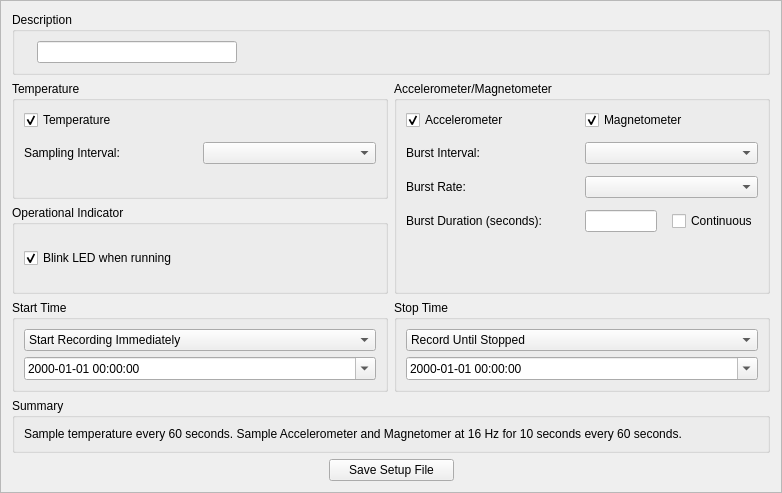
Above: gui/designer_files/setup.ui from LowellInstruments/Domino before the change. Below: the same form after it.
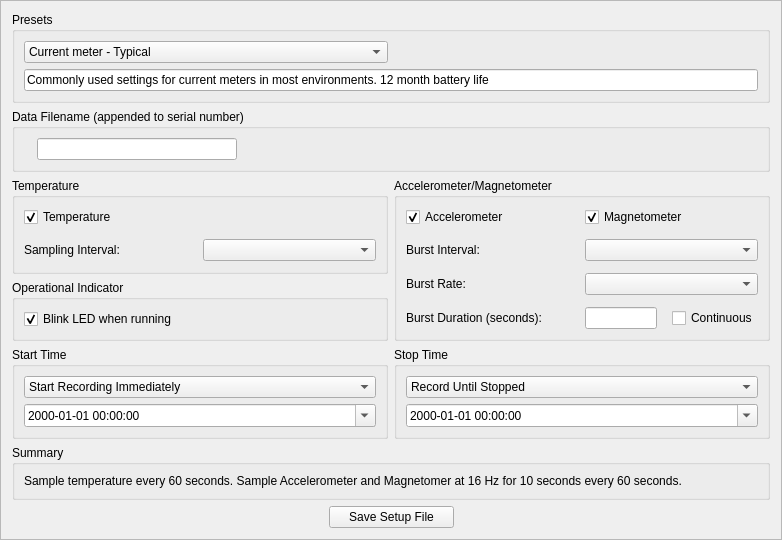
That is the form after the change. Icons and pictures are not drawn.

Commit message: start adding presets to setup screen

```diff
--- a/gui/designer_files/setup.ui
+++ b/gui/designer_files/setup.ui
@@ -7,7 +7,7 @@
     <x>0</x>
     <y>0</y>
     <width>782</width>
-    <height>493</height>
+    <height>512</height>
    </rect>
   </property>
   <property name="windowTitle">
@@ -19,102 +19,19 @@
   <property name="frameShadow">
    <enum>QFrame::Raised</enum>
   </property>
-  <layout class="QGridLayout" name="gridLayout" rowstretch="2,4,3,2,1,0">
-   <item row="0" column="0" colspan="2">
-    <widget class="QGroupBox" name="groupBox_6">
+  <layout class="QGridLayout" name="gridLayout">
+   <item row="5" column="0" colspan="2">
+    <widget class="QGroupBox" name="groupBox_5">
      <property name="title">
-      <string>Description</string>
+      <string>Summary</string>
      </property>
-     <layout class="QHBoxLayout" name="horizontalLayout">
-      <item>
-       <widget class="QLabel" name="label_12">
+     <layout class="QGridLayout" name="gridLayout_8">
+      <item row="0" column="0">
+       <widget class="QLabel" name="label_description">
         <property name="text">
-         <string/>
+         <string>Sample temperature every 60 seconds. Sample Accelerometer and Magnetomer at 16 Hz for 10 seconds every 60 seconds. </string>
         </property>
-       </widget>
-      </item>
-      <item>
-       <widget class="QLineEdit" name="lineEdit_file_name">
-        <property name="sizePolicy">
-         <sizepolicy hsizetype="Fixed" vsizetype="Fixed">
-          <horstretch>0</horstretch>
-          <verstretch>0</verstretch>
-         </sizepolicy>
-        </property>
-        <property name="minimumSize">
-         <size>
-          <width>200</width>
-          <height>0</height>
-         </size>
-        </property>
-        <property name="maximumSize">
-         <size>
-          <width>200</width>
-          <height>16777215</height>
-         </size>
-        </property>
-        <property name="toolTip">
-         <string>Allowable characters: Upper/lower case letters, digits, space, hyphen, underscore</string>
-        </property>
-       </widget>
-      </item>
-      <item>
-       <spacer name="horizontalSpacer">
-        <property name="orientation">
-         <enum>Qt::Horizontal</enum>
-        </property>
-        <property name="sizeHint" stdset="0">
-         <size>
-          <width>40</width>
-          <height>20</height>
-         </size>
-        </property>
-       </spacer>
-      </item>
-     </layout>
-    </widget>
-   </item>
-   <item row="1" column="0">
-    <widget class="QGroupBox" name="groupBox">
-     <property name="title">
-      <string>Temperature</string>
-     </property>
-     <layout class="QGridLayout" name="gridLayout_4" columnstretch="1,1">
-      <property name="verticalSpacing">
-       <number>12</number>
-      </property>
-      <item row="1" column="1">
-       <widget class="QComboBox" name="comboBox_temp_interval"/>
-      </item>
-      <item row="1" column="0">
-       <widget class="QLabel" name="label_5">
-        <property name="text">
-         <string>Sampling Interval:</string>
-        </property>
-        <property name="buddy">
-         <cstring>comboBox_temp_interval</cstring>
-        </property>
-       </widget>
-      </item>
-      <item row="2" column="0">
-       <spacer name="verticalSpacer">
-        <property name="orientation">
-         <enum>Qt::Vertical</enum>
-        </property>
-        <property name="sizeHint" stdset="0">
-         <size>
-          <width>20</width>
-          <height>40</height>
-         </size>
-        </property>
-       </spacer>
-      </item>
-      <item row="0" column="0" colspan="2">
-       <widget class="QCheckBox" name="checkBox_temperature">
-        <property name="text">
-         <string>Temperature</string>
-        </property>
-        <property name="checked">
+        <property name="wordWrap">
          <bool>true</bool>
         </property>
        </widget>
@@ -122,7 +39,7 @@
      </layout>
     </widget>
    </item>
-   <item row="3" column="0">
+   <item row="4" column="0">
     <widget class="QGroupBox" name="groupBox_3">
      <property name="title">
       <string>Start Time</string>
@@ -158,43 +75,7 @@
      </layout>
     </widget>
    </item>
-   <item row="3" column="1">
-    <widget class="QGroupBox" name="groupBox_4">
-     <property name="title">
-      <string>Stop Time</string>
-     </property>
-     <layout class="QGridLayout" name="gridLayout_7">
-      <item row="0" column="0">
-       <widget class="QComboBox" name="comboBox_end_time">
-        <item>
-         <property name="text">
-          <string>Record Until Stopped</string>
-         </property>
-        </item>
-        <item>
-         <property name="text">
-          <string>Stop at Time (year-month-day hours:minutes:seconds)</string>
-         </property>
-        </item>
-       </widget>
-      </item>
-      <item row="1" column="0">
-       <widget class="QDateTimeEdit" name="dateTimeEdit_end_time">
-        <property name="enabled">
-         <bool>true</bool>
-        </property>
-        <property name="displayFormat">
-         <string>yyyy-MM-dd HH:mm:ss</string>
-        </property>
-        <property name="calendarPopup">
-         <bool>true</bool>
-        </property>
-       </widget>
-      </item>
-     </layout>
-    </widget>
-   </item>
-   <item row="5" column="0" colspan="2">
+   <item row="6" column="0" colspan="2">
     <layout class="QHBoxLayout" name="horizontalLayout_2">
      <item>
       <spacer name="horizontalSpacer_2">
@@ -237,45 +118,7 @@
      </item>
     </layout>
    </item>
-   <item row="4" column="0" colspan="2">
-    <widget class="QGroupBox" name="groupBox_5">
-     <property name="title">
-      <string>Summary</string>
-     </property>
-     <layout class="QGridLayout" name="gridLayout_8">
-      <item row="0" column="0">
-       <widget class="QLabel" name="label_description">
-        <property name="text">
-         <string>Sample temperature every 60 seconds. Sample Accelerometer and Magnetomer at 16 Hz for 10 seconds every 60 seconds. </string>
-        </property>
-        <property name="wordWrap">
-         <bool>true</bool>
-        </property>
-       </widget>
-      </item>
-     </layout>
-    </widget>
-   </item>
-   <item row="2" column="0">
-    <widget class="QGroupBox" name="groupBox_7">
-     <property name="title">
-      <string>Operational Indicator</string>
-     </property>
-     <layout class="QVBoxLayout" name="verticalLayout">
-      <item>
-       <widget class="QCheckBox" name="checkBox_led">
-        <property name="text">
-         <string>Blink LED when running</string>
-        </property>
-        <property name="checked">
-         <bool>true</bool>
-        </property>
-       </widget>
-      </item>
-     </layout>
-    </widget>
-   </item>
-   <item row="1" column="1" rowspan="2">
+   <item row="2" column="1" rowspan="2">
     <widget class="QGroupBox" name="groupBox_2">
      <property name="title">
       <string>Accelerometer/Magnetometer</string>
@@ -374,6 +217,308 @@
      </layout>
     </widget>
    </item>
+   <item row="4" column="1">
+    <widget class="QGroupBox" name="groupBox_4">
+     <property name="title">
+      <string>Stop Time</string>
+     </property>
+     <layout class="QGridLayout" name="gridLayout_7">
+      <item row="0" column="0">
+       <widget class="QComboBox" name="comboBox_end_time">
+        <item>
+         <property name="text">
+          <string>Record Until Stopped</string>
+         </property>
+        </item>
+        <item>
+         <property name="text">
+          <string>Stop at Time (year-month-day hours:minutes:seconds)</string>
+         </property>
+        </item>
+       </widget>
+      </item>
+      <item row="1" column="0">
+       <widget class="QDateTimeEdit" name="dateTimeEdit_end_time">
+        <property name="enabled">
+         <bool>true</bool>
+        </property>
+        <property name="displayFormat">
+         <string>yyyy-MM-dd HH:mm:ss</string>
+        </property>
+        <property name="calendarPopup">
+         <bool>true</bool>
+        </property>
+       </widget>
+      </item>
+     </layout>
+    </widget>
+   </item>
+   <item row="3" column="0">
+    <widget class="QGroupBox" name="groupBox_7">
+     <property name="title">
+      <string>Operational Indicator</string>
+     </property>
+     <layout class="QVBoxLayout" name="verticalLayout">
+      <item>
+       <widget class="QCheckBox" name="checkBox_led">
+        <property name="text">
+         <string>Blink LED when running</string>
+        </property>
+        <property name="checked">
+         <bool>true</bool>
+        </property>
+       </widget>
+      </item>
+     </layout>
+    </widget>
+   </item>
+   <item row="1" column="0" colspan="2">
+    <widget class="QGroupBox" name="groupBox_6">
+     <property name="title">
+      <string>Data Filename (appended to serial number)</string>
+     </property>
+     <layout class="QHBoxLayout" name="horizontalLayout">
+      <item>
+       <widget class="QLabel" name="label_12">
+        <property name="text">
+         <string/>
+        </property>
+       </widget>
+      </item>
+      <item>
+       <widget class="QLineEdit" name="lineEdit_file_name">
+        <property name="sizePolicy">
+         <sizepolicy hsizetype="Fixed" vsizetype="Fixed">
+          <horstretch>0</horstretch>
+          <verstretch>0</verstretch>
+         </sizepolicy>
+        </property>
+        <property name="minimumSize">
+         <size>
+          <width>200</width>
+          <height>0</height>
+         </size>
+        </property>
+        <property name="maximumSize">
+         <size>
+          <width>200</width>
+          <height>16777215</height>
+         </size>
+        </property>
+        <property name="toolTip">
+         <string>Allowable characters: Upper/lower case letters, digits, space, hyphen, underscore</string>
+        </property>
+       </widget>
+      </item>
+      <item>
+       <spacer name="horizontalSpacer">
+        <property name="orientation">
+         <enum>Qt::Horizontal</enum>
+        </property>
+        <property name="sizeHint" stdset="0">
+         <size>
+          <width>40</width>
+          <height>20</height>
+         </size>
+        </property>
+       </spacer>
+      </item>
+     </layout>
+    </widget>
+   </item>
+   <item row="2" column="0">
+    <widget class="QGroupBox" name="groupBox">
+     <property name="title">
+      <string>Temperature</string>
+     </property>
+     <layout class="QGridLayout" name="gridLayout_4" columnstretch="1,1">
+      <property name="verticalSpacing">
+       <number>12</number>
+      </property>
+      <item row="1" column="1">
+       <widget class="QComboBox" name="comboBox_temp_interval"/>
+      </item>
+      <item row="1" column="0">
+       <widget class="QLabel" name="label_5">
+        <property name="text">
+         <string>Sampling Interval:</string>
+        </property>
+        <property name="buddy">
+         <cstring>comboBox_temp_interval</cstring>
+        </property>
+       </widget>
+      </item>
+      <item row="2" column="0">
+       <spacer name="verticalSpacer">
+        <property name="orientation">
+         <enum>Qt::Vertical</enum>
+        </property>
+        <property name="sizeHint" stdset="0">
+         <size>
+          <width>20</width>
+          <height>40</height>
+         </size>
+        </property>
+       </spacer>
+      </item>
+      <item row="0" column="0" colspan="2">
+       <widget class="QCheckBox" name="checkBox_temperature">
+        <property name="text">
+         <string>Temperature</string>
+        </property>
+        <property name="checked">
+         <bool>true</bool>
+        </property>
+       </widget>
+      </item>
+     </layout>
+    </widget>
+   </item>
+   <item row="0" column="0" colspan="2">
+    <widget class="QGroupBox" name="groupBox_8">
+     <property name="title">
+      <string>Presets</string>
+     </property>
+     <layout class="QGridLayout" name="gridLayout_2" columnstretch="1,1">
+      <item row="0" column="1">
+       <layout class="QHBoxLayout" name="horizontalLayout_6">
+        <item>
+         <widget class="QPushButton" name="pushButton_unlock">
+          <property name="toolTip">
+           <string>Duplicate and edit this preset</string>
+          </property>
+          <property name="text">
+           <string/>
+          </property>
+          <property name="icon">
+           <iconset resource="icons.qrc">
+            <normaloff>:/icons/icons/icons8-padlock-48.png</normaloff>:/icons/icons/icons8-padlock-48.png</iconset>
+          </property>
+          <property name="iconSize">
+           <size>
+            <width>24</width>
+            <height>24</height>
+           </size>
+          </property>
+          <property name="flat">
+           <bool>true</bool>
+          </property>
+         </widget>
+        </item>
+        <item>
+         <widget class="QPushButton" name="pushButton_save_2">
+          <property name="toolTip">
+           <string>Save as custom presets</string>
+          </property>
+          <property name="text">
+           <string/>
+          </property>
+          <property name="icon">
+           <iconset resource="icons.qrc">
+            <normaloff>:/icons/icons/icons8-save-48.png</normaloff>:/icons/icons/icons8-save-48.png</iconset>
+          </property>
+          <property name="iconSize">
+           <size>
+            <width>24</width>
+            <height>24</height>
+           </size>
+          </property>
+          <property name="flat">
+           <bool>true</bool>
+          </property>
+         </widget>
+        </item>
+        <item>
+         <widget class="QPushButton" name="pushButton_delete">
+          <property name="toolTip">
+           <string>Delete this custom preset</string>
+          </property>
+          <property name="whatsThis">
+           <string/>
+          </property>
+          <property name="text">
+           <string/>
+          </property>
+          <property name="icon">
+           <iconset resource="icons.qrc">
+            <normaloff>:/icons/icons/icons8-delete-bin-48.png</normaloff>:/icons/icons/icons8-delete-bin-48.png</iconset>
+          </property>
+          <property name="iconSize">
+           <size>
+            <width>24</width>
+            <height>24</height>
+           </size>
+          </property>
+          <property name="flat">
+           <bool>true</bool>
+          </property>
+         </widget>
+        </item>
+        <item>
+         <spacer name="horizontalSpacer_4">
+          <property name="orientation">
+           <enum>Qt::Horizontal</enum>
+          </property>
+          <property name="sizeHint" stdset="0">
+           <size>
+            <width>40</width>
+            <height>20</height>
+           </size>
+          </property>
+         </spacer>
+        </item>
+       </layout>
+      </item>
+      <item row="0" column="0">
+       <layout class="QHBoxLayout" name="horizontalLayout_5">
+        <item>
+         <widget class="QComboBox" name="comboBox">
+          <property name="sizePolicy">
+           <sizepolicy hsizetype="Minimum" vsizetype="Fixed">
+            <horstretch>0</horstretch>
+            <verstretch>0</verstretch>
+           </sizepolicy>
+          </property>
+          <item>
+           <property name="text">
+            <string>Current meter - Typical</string>
+           </property>
+          </item>
+          <item>
+           <property name="text">
+            <string>Current meter - Swells</string>
+           </property>
+          </item>
+          <item>
+           <property name="text">
+            <string>Continuous - Low Rate</string>
+           </property>
+          </item>
+          <item>
+           <property name="text">
+            <string>Continuous - High Rate</string>
+           </property>
+          </item>
+         </widget>
+        </item>
+       </layout>
+      </item>
+      <item row="1" column="0" colspan="2">
+       <widget class="QLineEdit" name="lineEdit">
+        <property name="enabled">
+         <bool>true</bool>
+        </property>
+        <property name="toolTip">
+         <string>Description of preset</string>
+        </property>
+        <property name="text">
+         <string>Commonly used settings for current meters in most environments. 12 month battery life</string>
+        </property>
+       </widget>
+      </item>
+     </layout>
+    </widget>
+   </item>
   </layout>
  </widget>
  <resources/>
```
Left out of the diff: 19 changed lines with no effect on the pictures. The commit also changes 14 other files.
